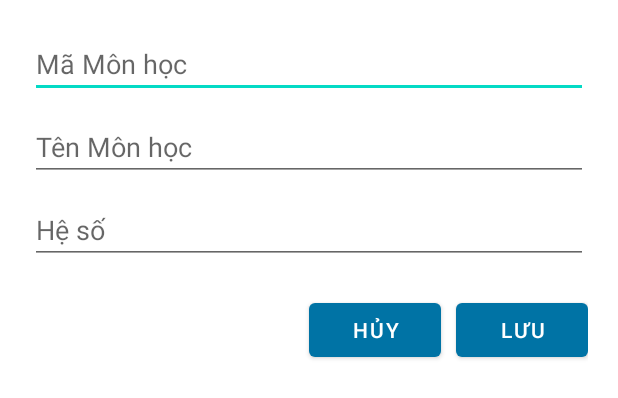
After one commit to phanvandinh99/T2C2_Nhom13_QuanLyHocSinh, an Android app: the layout dialog_add_subject.xml on its own in the app's theme, with its tools: preview values and no code run, on a phone screen of 412 x 824 dp. The commit adds this screen. Shown: the top 398 px of the screen. Run offline under Robolectric (Android 15) with nearby library versions, the phone set to English and light mode, and no system bars.

Commit message:
Update lớp

```diff
--- a/app/src/main/java/com/example/studentscoremanagement/MainActivity.java
+++ b/app/src/main/java/com/example/studentscoremanagement/MainActivity.java
@@ -19,6 +19,7 @@ import android.widget.Toast;
 
 import com.example.studentscoremanagement.fragment.ClassManagementFragment;
 import com.example.studentscoremanagement.fragment.HomeFragment;
+import com.example.studentscoremanagement.fragment.SubjectManagementFragment;
 import com.example.studentscoremanagement.fragment.UserFragment;
 import com.google.android.material.bottomnavigation.BottomNavigationView;
 
@@ -60,7 +61,9 @@ public class MainActivity extends AppCompatActivity implements EventListener{
                     case R.id.classManagementFragment:
                         selectedFragment = ClassManagementFragment.newInstance();
                         break;
-
+                    case R.id.subjectManagementFragment:
+                        selectedFragment = SubjectManagementFragment.newInstance();
+                        break;
                 }
                 FragmentTransaction transaction = getSupportFragmentManager().beginTransaction();
                 transaction.replace(R.id.fragment, selectedFragment);
--- /dev/null
+++ b/app/src/main/res/layout/dialog_add_subject.xml
@@ -0,0 +1,47 @@
+<?xml version="1.0" encoding="utf-8"?>
+<LinearLayout xmlns:android="http://schemas.android.com/apk/res/android"
+    android:layout_width="match_parent"
+    android:layout_height="wrap_content"
+    android:orientation="vertical"
+    android:padding="20dp">
+
+    <EditText
+        android:id="@+id/editTextMaMH"
+        android:layout_width="match_parent"
+        android:layout_height="wrap_content"
+        android:hint="Mã Môn học" />
+
+    <EditText
+        android:id="@+id/editTextTenMH"
+        android:layout_width="match_parent"
+        android:layout_height="wrap_content"
+        android:hint="Tên Môn học"
+        android:layout_marginTop="10dp" />
+
+    <EditText
+        android:id="@+id/editTextHeSo"
+        android:layout_width="match_parent"
+        android:layout_height="wrap_content"
+        android:hint="Hệ số"
+        android:inputType="number"
+        android:layout_marginTop="10dp" />
+
+    <LinearLayout
+        android:layout_width="match_parent"
+        android:layout_height="wrap_content"
+        android:layout_marginTop="20dp"
+        android:orientation="horizontal"
+        android:gravity="end">
+        <Button
+            android:id="@+id/btnCancel"
+            android:layout_width="wrap_content"
+            android:layout_height="wrap_content"
+            android:text="Hủy" />
+        <Button
+            android:id="@+id/btnSave"
+            android:layout_width="wrap_content"
+            android:layout_height="wrap_content"
+            android:text="Lưu"
+            android:layout_marginLeft="10dp" />
+    </LinearLayout>
+</LinearLayout>
--- a/app/src/main/res/layout/fragment_class_management.xml
+++ b/app/src/main/res/layout/fragment_class_management.xml
@@ -24,9 +24,9 @@
     <com.google.android.material.floatingactionbutton.FloatingActionButton
         android:id="@+id/btnAddClass"
         android:layout_width="wrap_content"
-        android:layout_height="wrap_content"
+        android:layout_height="77dp"
         android:layout_gravity="end|bottom"
         android:layout_margin="16dp"
-        android:layout_marginBottom="72dp"
-    android:src="@android:drawable/ic_menu_add" />
+        android:layout_marginBottom="100dp"
+        android:src="@android:drawable/ic_menu_add" />
 </LinearLayout>
--- a/app/src/main/res/menu/home_bottom_menu.xml
+++ b/app/src/main/res/menu/home_bottom_menu.xml
@@ -9,6 +9,10 @@
         android:title="Info"
         android:icon="@drawable/ic_user"/>
     <item
+        android:id="@+id/subjectManagementFragment"
+        android:icon="@android:drawable/ic_menu_edit"
+        android:title="Quản lý Môn học" />
+    <item
         android:id="@+id/classManagementFragment"
         android:icon="@android:drawable/ic_menu_manage"
         android:title="Quản lý Lớp" />
--- a/app/src/main/res/navigation/nav_home.xml
+++ b/app/src/main/res/navigation/nav_home.xml
@@ -13,7 +13,11 @@
     <fragment
         android:id="@+id/classManagementFragment"
         android:name="com.example.studentscoremanagement.fragment.ClassManagementFragment"
-        android:label="Quản lý Lớp" />
+        android:label="QL Lớp" />
+    <fragment
+        android:id="@+id/subjectManagementFragment"
+        android:name="com.example.studentscoremanagement.fragment.SubjectManagementFragment"
+        android:label="QL Môn học" />
     <fragment
         android:id="@+id/userFragment"
         android:name="com.example.studentscoremanagement.fragment.UserFragment"
```
Also changed, not shown: app/src/main/java/com/example/studentscoremanagement/Adapter/SubjectAdapter.java (added, +53 -0 lines), app/src/main/java/com/example/studentscoremanagement/fragment/SubjectManagementFragment.java (added, +149 -0 lines), app/src/main/res/layout/fragment_subject_management.xml (added, +39 -0 lines), app/src/main/res/layout/subject_item.xml (added, +40 -0 lines).
